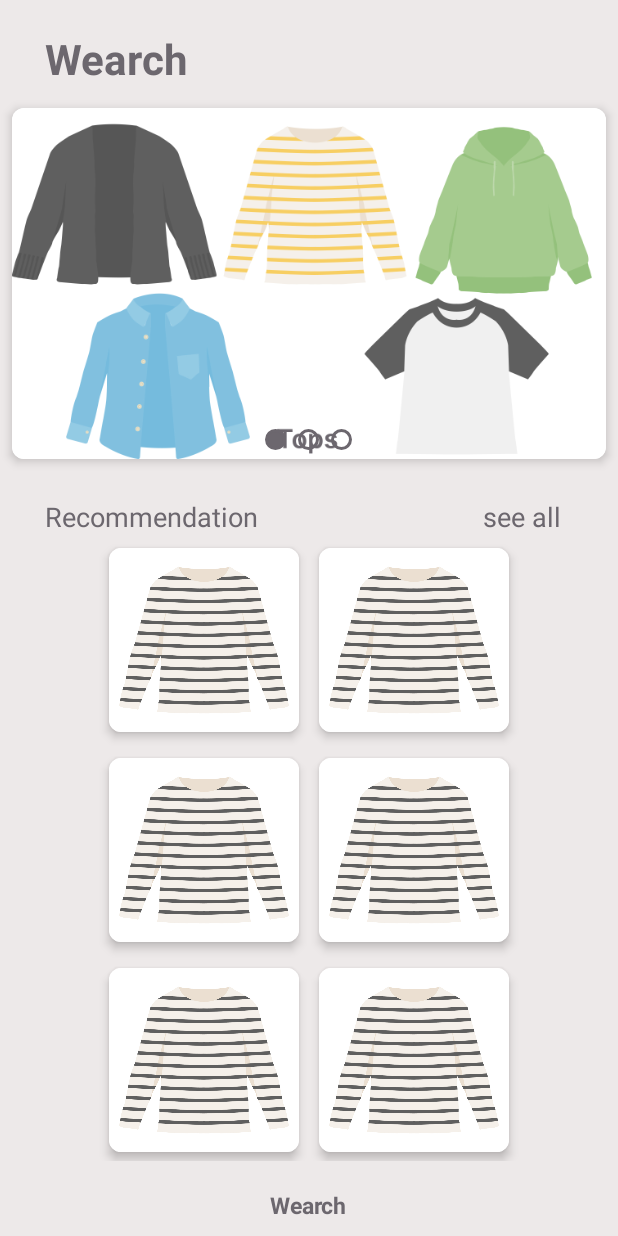
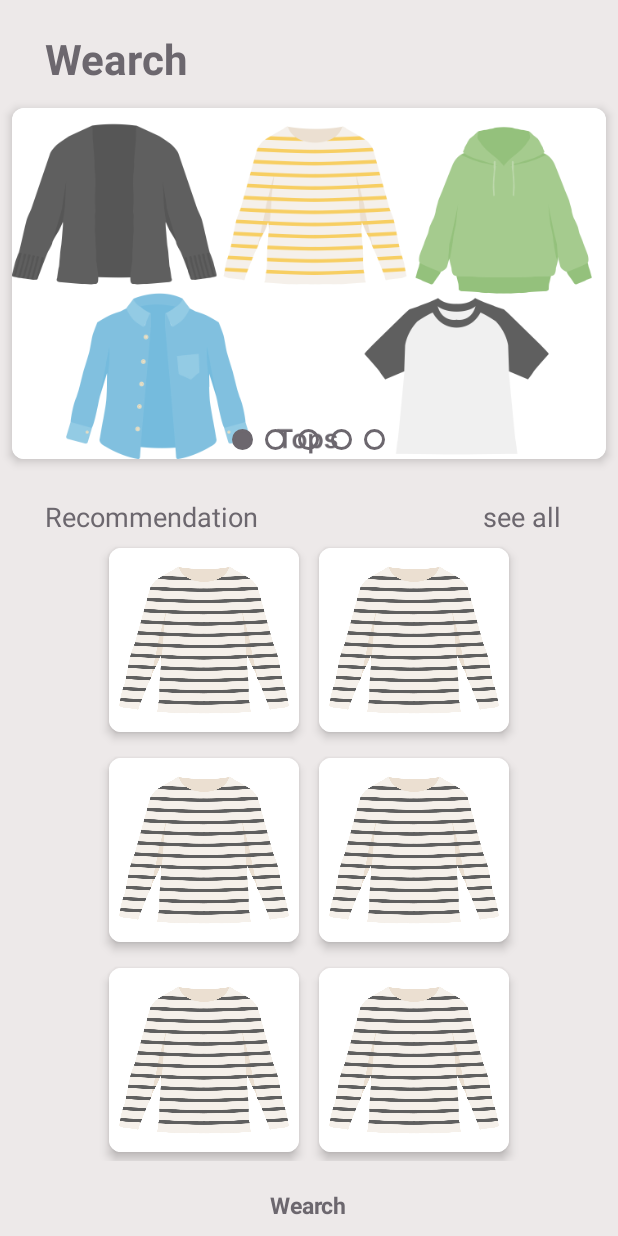
Before and after one commit to miki-aliyas/WearchApp, an Android app: the MainFragment screen opened directly, with no data from a screen before it, on a phone screen of 412 x 824 dp. Run offline under Robolectric (Android 15) with nearby library versions, the phone set to English and light mode, and no system bars; pictures from the network do not load.

Commit message:
カルーセルのドットの位置と数を調整

```diff
--- a/app/src/main/java/com/example/wearchapp/ui/main/MainFragment.java
+++ b/app/src/main/java/com/example/wearchapp/ui/main/MainFragment.java
@@ -74,15 +74,8 @@ public class MainFragment extends Fragment {
         carouselSettings(position -> {
             clearPointer();
 
-        // ポインターの位置を設定(画像が5つの場合限定)
-            int pointerPosition = 0;
-            if (0 <= position && position <=1 ) {
-
-            }else if (3 <= position && position <= 4) {
-                pointerPosition = 2;
-            }else {
-                pointerPosition = 1;
-            }
+        // ポインターの位置を設定
+            int pointerPosition = position;
             pointerList.get(pointerPosition).setBackgroundResource(R.drawable.circle_on_shape);
         });
 
@@ -93,6 +86,8 @@ public class MainFragment extends Fragment {
         pointerList.add(view.findViewById(R.id.pointer_first));
         pointerList.add(view.findViewById(R.id.pointer_second));
         pointerList.add(view.findViewById(R.id.pointer_third));
+        pointerList.add(view.findViewById(R.id.pointer_fourth));
+        pointerList.add(view.findViewById(R.id.pointer_fifth));
     }
     //  フラグメントが再開されたときに呼び出されるメソッド
     @Override
--- a/app/src/main/res/layout/fragment_main.xml
+++ b/app/src/main/res/layout/fragment_main.xml
@@ -25,17 +25,32 @@
         android:id="@+id/pointer_first"
         android:layout_width="14dp"
         android:layout_height="14dp"
+        android:layout_marginEnd="8dp"
         android:background="@drawable/circle_off_shape"/>
+
     <View
         android:id="@+id/pointer_second"
         android:layout_width="14dp"
         android:layout_height="14dp"
-        android:layout_marginStart="8dp"
         android:layout_marginEnd="8dp"
         android:background="@drawable/circle_off_shape"/>
 
     <View
         android:id="@+id/pointer_third"
+        android:layout_width="14dp"
+        android:layout_height="14dp"
+        android:layout_marginEnd="8dp"
+        android:background="@drawable/circle_off_shape"/>
+
+    <View
+        android:id="@+id/pointer_fourth"
+        android:layout_width="14dp"
+        android:layout_height="14dp"
+        android:layout_marginEnd="8dp"
+        android:background="@drawable/circle_off_shape"/>
+
+    <View
+        android:id="@+id/pointer_fifth"
         android:layout_width="14dp"
         android:layout_height="14dp"
         android:background="@drawable/circle_off_shape"/>
```
